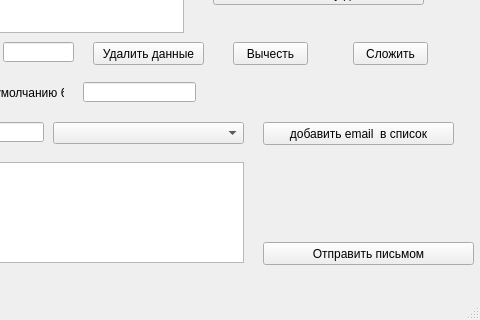
Before: the Qt Designer form appsEmail/grafic_interface.ui in Garendat/App_GUI_on_the_Desktop, drawn with Qt 5; both pictures show x 317 to 797 and y 248 to 568 of the 797 by 568 pixel window.
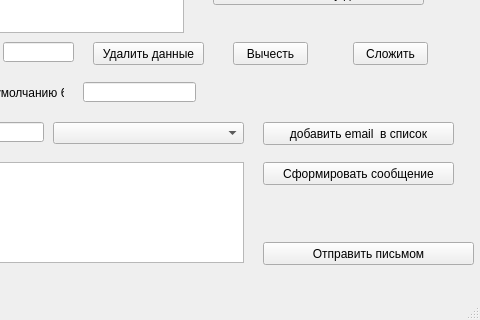
After: the same form once the commit is applied.

Commit message: modified grafic_interface 2

What changed in the file:
```diff
--- a/appsEmail/grafic_interface.ui
+++ b/appsEmail/grafic_interface.ui
@@ -378,6 +378,19 @@
      </rect>
     </property>
    </widget>
+   <widget class="QPushButton" name="pushButton_4">
+    <property name="geometry">
+     <rect>
+      <x>580</x>
+      <y>410</y>
+      <width>191</width>
+      <height>23</height>
+     </rect>
+    </property>
+    <property name="text">
+     <string>Сформировать сообщение</string>
+    </property>
+   </widget>
    <zorder>insert_info</zorder>
    <zorder>text_datebase</zorder>
    <zorder>money_input</zorder>
```
Left out of the diff: 1 changed line with no effect on the pictures.
